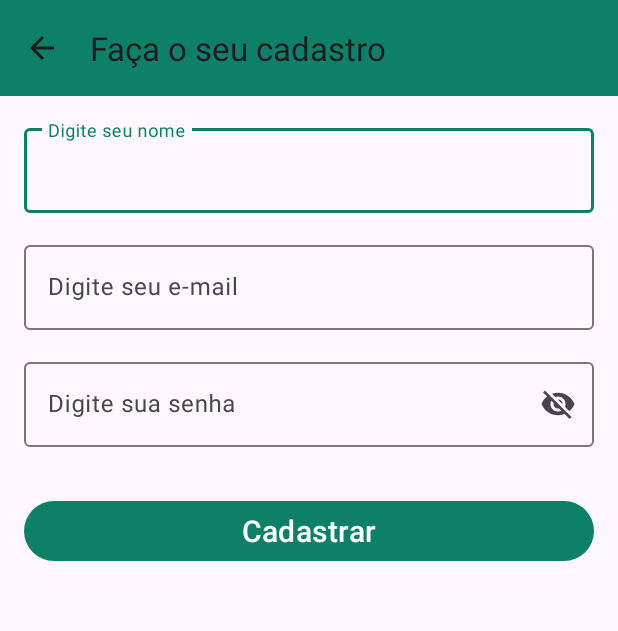
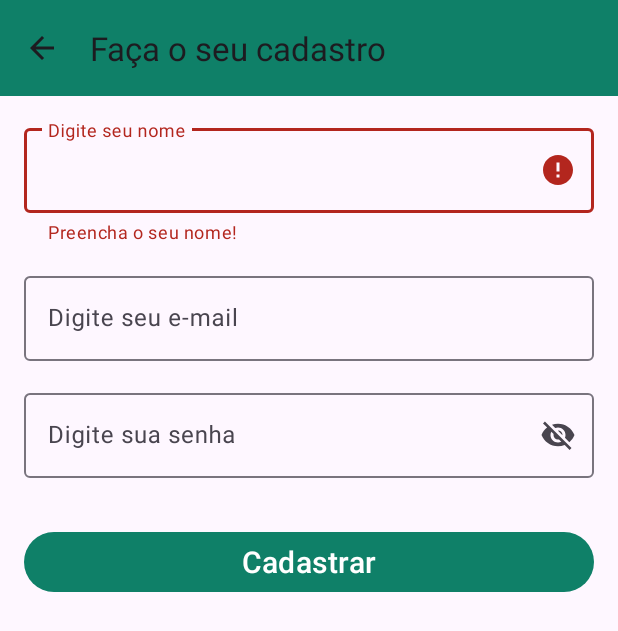
Before and after one commit to saradu25/Whatsapp, an Android app: the CadastroActivity screen opened directly, with no data from a screen before it, after a tap on an icon or button, on a phone screen of 412 x 824 dp. Shown: the top 631 px of the screen. Run offline under Robolectric (Android 15) with nearby library versions, the phone set to English and light mode, and no system bars; 1 other tap on this screen came first.

Commit message:
Cadastro - validação de campos preenchidos

```diff
--- a/app/src/main/java/br/edu/ifsp/dmo/whatsapp/CadastroActivity.kt
+++ b/app/src/main/java/br/edu/ifsp/dmo/whatsapp/CadastroActivity.kt
@@ -14,12 +14,52 @@ class CadastroActivity : AppCompatActivity() {
         ActivityCadastroBinding.inflate(layoutInflater)
     }
 
+    private lateinit var nome: String
+    private lateinit var email: String
+    private lateinit var senha: String
+
     override fun onCreate(savedInstanceState: Bundle?) {
         super.onCreate(savedInstanceState)
         setContentView(binding.root)
 
         inicializarToolbar()
+        inicializarEventosClique()
+    }
 
+    private fun inicializarEventosClique() {
+        binding.btnCadastrar.setOnClickListener{
+            if(validarCampos()){
+                //criar usuario
+
+            }
+        }
+    }
+
+    private fun validarCampos(): Boolean {
+
+        nome = binding.editNome.text.toString()
+        email = binding.editEmail.text.toString()
+        senha =  binding.editSenha.text.toString()
+
+        if (nome.isNotEmpty()){
+            binding.textInputLayoutNome.error = null
+            if(email.isNotEmpty()){
+                binding.textInputLayoutEmail.error = null
+                if(senha.isNotEmpty()){
+                    binding.textInputLayoutSenha.error = null
+                    return true
+                }else {
+                    binding.textInputLayoutSenha.error = "Preencha a sua senha!"
+                    return false
+                }
+            }else{
+                binding.textInputLayoutEmail.error = "Preencha o seu email!"
+                return false
+            }
+        } else{
+            binding.textInputLayoutNome.error = "Preencha o seu nome!"
+            return false
+        }
     }
 
     private fun inicializarToolbar() {
--- a/app/src/main/res/layout/activity_cadastro.xml
+++ b/app/src/main/res/layout/activity_cadastro.xml
@@ -18,7 +18,7 @@
         app:layout_constraintTop_toTopOf="parent" />
 
     <com.google.android.material.textfield.TextInputLayout
-        android:id="@+id/textInputLayout3"
+        android:id="@+id/textInputLayoutNome"
         android:layout_width="0dp"
         android:layout_height="wrap_content"
         android:layout_marginStart="16dp"
@@ -30,6 +30,7 @@
         app:layout_constraintTop_toBottomOf="@+id/includeToolbar">
 
         <com.google.android.material.textfield.TextInputEditText
+            android:id="@+id/editNome"
             android:layout_width="match_parent"
             android:layout_height="wrap_content"
             android:hint="@string/digite_seu_nome"
@@ -37,7 +38,7 @@
     </com.google.android.material.textfield.TextInputLayout>
 
     <com.google.android.material.textfield.TextInputLayout
-        android:id="@+id/textInputLayout4"
+        android:id="@+id/textInputLayoutEmail"
         android:layout_width="0dp"
         android:layout_height="wrap_content"
         android:layout_marginStart="16dp"
@@ -46,9 +47,10 @@
         app:layout_constraintEnd_toEndOf="parent"
         app:layout_constraintHorizontal_bias="0.5"
         app:layout_constraintStart_toStartOf="parent"
-        app:layout_constraintTop_toBottomOf="@+id/textInputLayout3">
+        app:layout_constraintTop_toBottomOf="@+id/textInputLayoutNome">
 
         <com.google.android.material.textfield.TextInputEditText
+            android:id="@+id/editEmail"
             android:layout_width="match_parent"
             android:layout_height="wrap_content"
             android:hint="@string/digite_seu_e_mail"
@@ -56,7 +58,7 @@
     </com.google.android.material.textfield.TextInputLayout>
 
     <com.google.android.material.textfield.TextInputLayout
-        android:id="@+id/textInputLayout5"
+        android:id="@+id/textInputLayoutSenha"
         android:layout_width="0dp"
         android:layout_height="wrap_content"
         android:layout_marginStart="16dp"
@@ -66,9 +68,10 @@
         app:layout_constraintEnd_toEndOf="parent"
         app:layout_constraintHorizontal_bias="0.5"
         app:layout_constraintStart_toStartOf="parent"
-        app:layout_constraintTop_toBottomOf="@+id/textInputLayout4">
+        app:layout_constraintTop_toBottomOf="@+id/textInputLayoutEmail">
 
         <com.google.android.material.textfield.TextInputEditText
+            android:id="@+id/editSenha"
             android:layout_width="match_parent"
             android:layout_height="wrap_content"
             android:hint="@string/digite_sua_senha"
@@ -76,7 +79,7 @@
     </com.google.android.material.textfield.TextInputLayout>
 
     <Button
-        android:id="@+id/button2"
+        android:id="@+id/btnCadastrar"
         android:layout_width="0dp"
         android:layout_height="wrap_content"
         android:layout_marginStart="16dp"
@@ -87,5 +90,5 @@
         app:layout_constraintEnd_toEndOf="parent"
         app:layout_constraintHorizontal_bias="0.5"
         app:layout_constraintStart_toStartOf="parent"
-        app:layout_constraintTop_toBottomOf="@+id/textInputLayout5" />
+        app:layout_constraintTop_toBottomOf="@+id/textInputLayoutSenha" />
 </androidx.constraintlayout.widget.ConstraintLayout>
```
